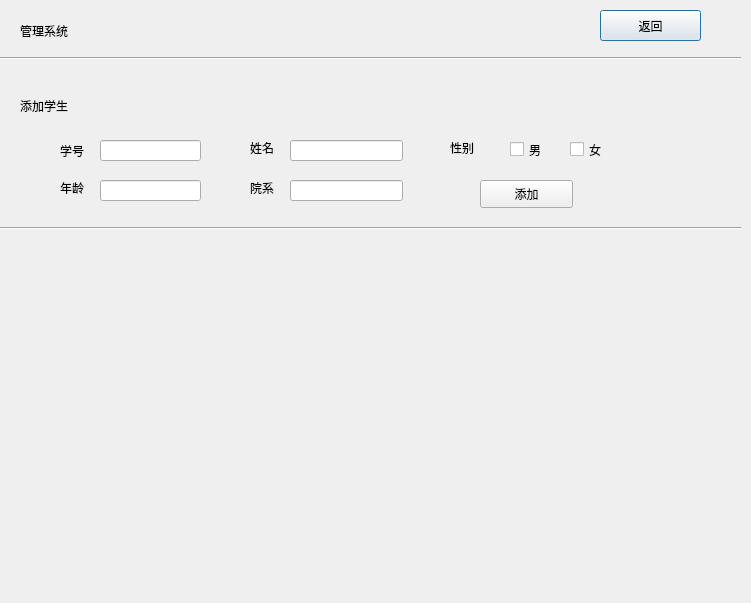
Old version of the form DBMS/config.ui in the repository D0ub1ePieR/DBMS_C.
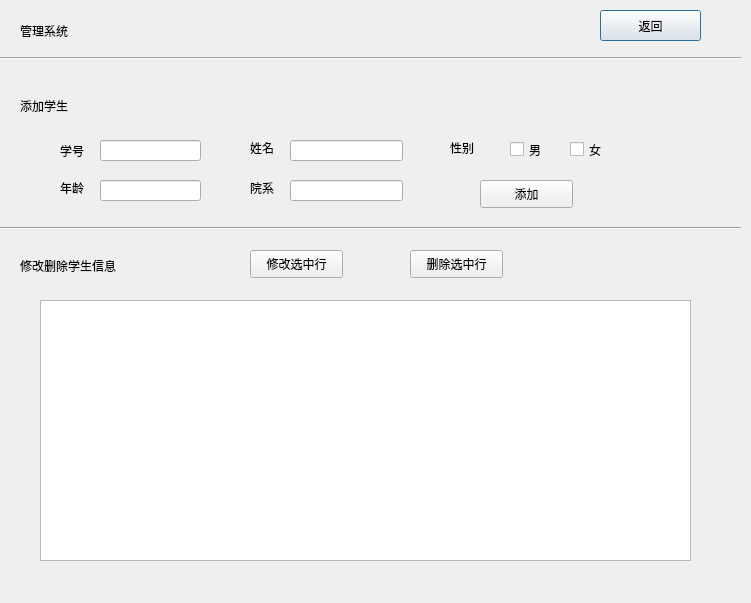
New version of the form.

Commit message: add : 添加管理系统修改删除学生信息功能

Patch:
```diff
--- a/DBMS/config.ui
+++ b/DBMS/config.ui
@@ -231,6 +231,58 @@
     <enum>Qt::Horizontal</enum>
    </property>
   </widget>
+  <widget class="QLabel" name="label_8">
+   <property name="geometry">
+    <rect>
+     <x>20</x>
+     <y>250</y>
+     <width>171</width>
+     <height>31</height>
+    </rect>
+   </property>
+   <property name="styleSheet">
+    <string notr="true">font: 25 12pt &quot;微软雅黑 Light&quot;;</string>
+   </property>
+   <property name="text">
+    <string>修改删除学生信息</string>
+   </property>
+  </widget>
+  <widget class="QTableWidget" name="showtable">
+   <property name="geometry">
+    <rect>
+     <x>40</x>
+     <y>300</y>
+     <width>651</width>
+     <height>261</height>
+    </rect>
+   </property>
+  </widget>
+  <widget class="QPushButton" name="fix">
+   <property name="geometry">
+    <rect>
+     <x>250</x>
+     <y>250</y>
+     <width>93</width>
+     <height>28</height>
+    </rect>
+   </property>
+   <property name="text">
+    <string>修改选中行</string>
+   </property>
+  </widget>
+  <widget class="QPushButton" name="delete_2">
+   <property name="geometry">
+    <rect>
+     <x>410</x>
+     <y>250</y>
+     <width>93</width>
+     <height>28</height>
+    </rect>
+   </property>
+   <property name="text">
+    <string>删除选中行</string>
+   </property>
+  </widget>
  </widget>
  <resources>
   <include location="imagefile.qrc"/>
```
The commit also changes 2 other files.
